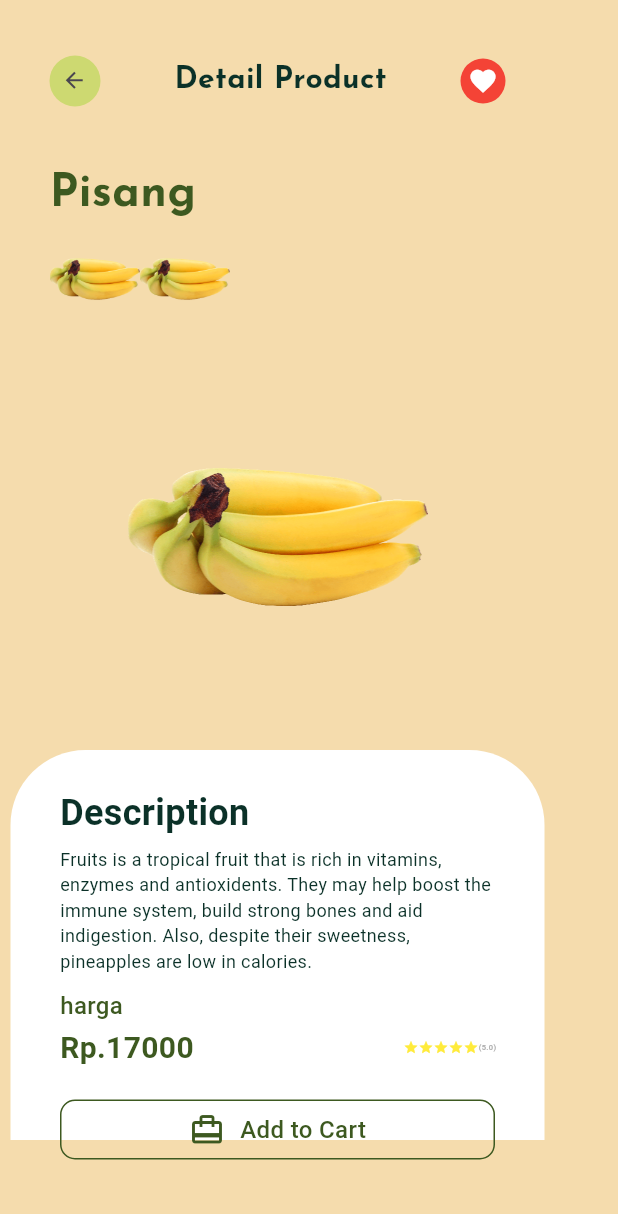
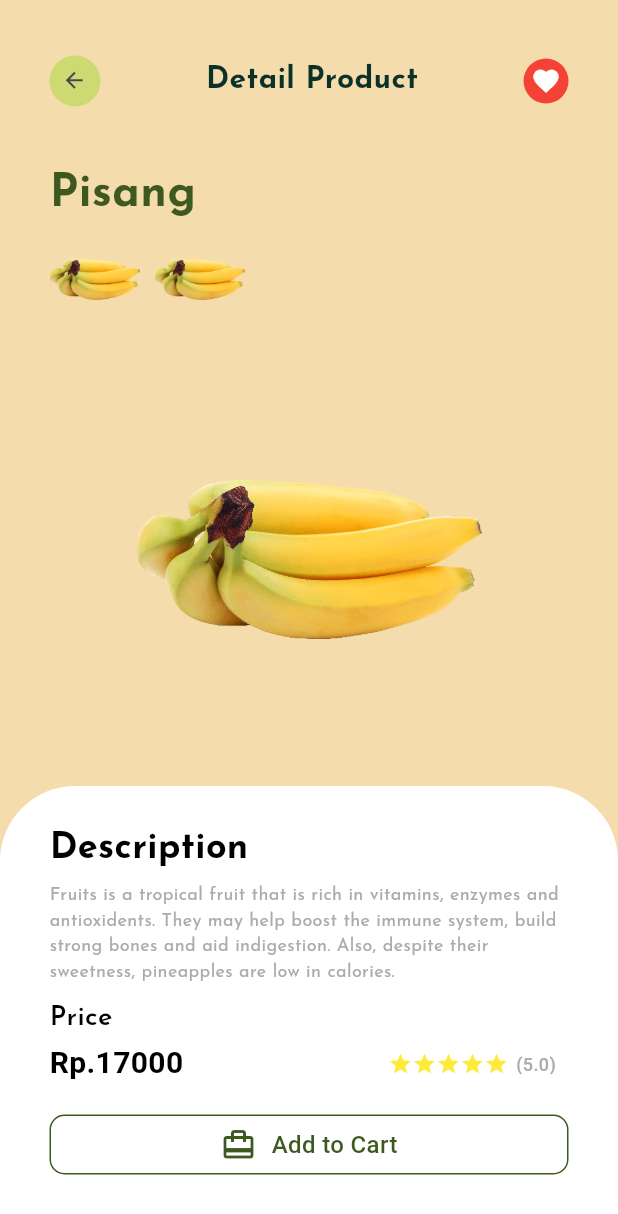
Before and after one commit to BagusRezky/store_app, a Flutter app: the screen it shows after launch, after a tap on "New", on a phone screen of 412 x 824 dp. Shown: the top 1214 px of the screen. Run offline on Flutter 3.47's test engine with Material 3 defaults, Android fonts, the light colour scheme and no system bars; our stand-ins replace google_fonts.

Commit message:
fix: detail_pproduct

```diff
--- a/lib/detail_porduct.dart
+++ b/lib/detail_porduct.dart
@@ -13,8 +13,7 @@ class DetailProduct extends StatelessWidget {
     return Scaffold(
       backgroundColor: const Color(0xffF5DCAD),
       body: SizedBox(
-        height: 760,
-        width: 370,
+        height: MediaQuery.of(context).size.height,
         child: Column(
           crossAxisAlignment: CrossAxisAlignment.start,
           children: [
@@ -85,8 +84,12 @@ class DetailProduct extends StatelessWidget {
                         width: 60,
                         height: 70,
                       ),
+                      const SizedBox(width: 10),
                       Image(
-                          image: AssetImage(buah.foto), width: 60, height: 70),
+                        image: AssetImage(buah.foto),
+                        width: 60,
+                        height: 70,
+                      ),
                     ],
                   ),
                 ],
@@ -95,8 +98,8 @@ class DetailProduct extends StatelessWidget {
             Center(
               child: Image(
                 image: AssetImage(buah.foto),
-                width: 200,
-                height: 200,
+                width: 230,
+                // height: 200,
               ),
             ),
             const SizedBox(height: 30),
@@ -104,8 +107,7 @@ class DetailProduct extends StatelessWidget {
               child: Align(
                 alignment: Alignment.bottomCenter,
                 child: Container(
-                  height: 260,
-                  width: 356,
+                  height: 300,
                   padding: const EdgeInsets.only(top: 25, left: 33, right: 33),
                   decoration: const BoxDecoration(
                     color: Colors.white,
@@ -117,24 +119,29 @@ class DetailProduct extends StatelessWidget {
                   child: Column(
                     crossAxisAlignment: CrossAxisAlignment.start,
                     children: [
-                      const Text('Description',
-                          style: TextStyle(
+                      Text(
+                        'Description',
+                        style: GoogleTextStyle.fw800.copyWith(
                           fontSize: 24,
-                              fontWeight: FontWeight.bold,
-                              color: Color(0xff0B3128))),
+                          color: ColorStyle.black,
+                        ),
+                      ),
                       const SizedBox(height: 5),
-                      const Text(
+                      Text(
                         'Fruits is a tropical fruit that is rich in vitamins, enzymes and antioxidents. They may help boost the immune system, build strong bones and aid indigestion. Also, despite their sweetness, pineapples are low in calories.',
-                          style: TextStyle(
+                        style: GoogleTextStyle.fw400.copyWith(
                           fontSize: 12,
-                              fontWeight: FontWeight.normal,
-                              color: Color(0xff0B3128))),
+                          color: const Color(0xffABABAB),
+                        ),
+                      ),
                       const SizedBox(height: 10),
-                      const Text('harga',
-                          style: TextStyle(
-                              fontSize: 16,
-                              fontWeight: FontWeight.w500,
-                              color: Color(0xff3D5920))),
+                      Text(
+                        'Price',
+                        style: GoogleTextStyle.fw600.copyWith(
+                          fontSize: 18,
+                          color: ColorStyle.black,
+                        ),
+                      ),
                       const SizedBox(height: 2),
                       Row(
                         mainAxisAlignment: MainAxisAlignment.spaceBetween,
@@ -144,44 +151,49 @@ class DetailProduct extends StatelessWidget {
                             style: const TextStyle(
                               fontSize: 20,
                               fontWeight: FontWeight.bold,
-                                color: Color(0xff3D5920)),
+                              color: ColorStyle.black,
+                            ),
                           ),
                           Container(
                             margin: const EdgeInsets.only(left: 7),
                             height: 15,
-                            width: 61,
+                            width: 120,
                             child: const Row(
                               children: [
                                 Icon(
                                   Icons.star,
                                   color: Colors.yellow,
-                                  size: 10,
+                                  size: 16,
                                 ),
                                 Icon(
                                   Icons.star,
                                   color: Colors.yellow,
-                                  size: 10,
+                                  size: 16,
                                 ),
                                 Icon(
                                   Icons.star,
                                   color: Colors.yellow,
-                                  size: 10,
+                                  size: 16,
                                 ),
                                 Icon(
                                   Icons.star,
                                   color: Colors.yellow,
-                                  size: 10,
+                                  size: 16,
                                 ),
                                 Icon(
                                   Icons.star,
                                   color: Colors.yellow,
-                                  size: 10,
+                                  size: 16,
                                 ),
-                                Text('(5.0)',
+                                SizedBox(width: 5),
+                                Text(
+                                  '(5.0)',
                                   style: TextStyle(
-                                        fontSize: 5,
+                                    fontSize: 12,
                                     fontWeight: FontWeight.w500,
-                                        color: Color(0xffABABAB))),
+                                    color: Color(0xffABABAB),
+                                  ),
+                                ),
                               ],
                             ),
                           ),
@@ -190,7 +202,7 @@ class DetailProduct extends StatelessWidget {
                       Container(
                         margin: const EdgeInsets.only(top: 20),
                         height: 40,
-                        width: 290,
+                        width: double.infinity,
                         decoration: BoxDecoration(
                           border: Border.all(color: const Color(0xff3D5920)),
                           borderRadius: BorderRadius.circular(10),
```
Lines whose indentation alone changed are shown as unchanged.
